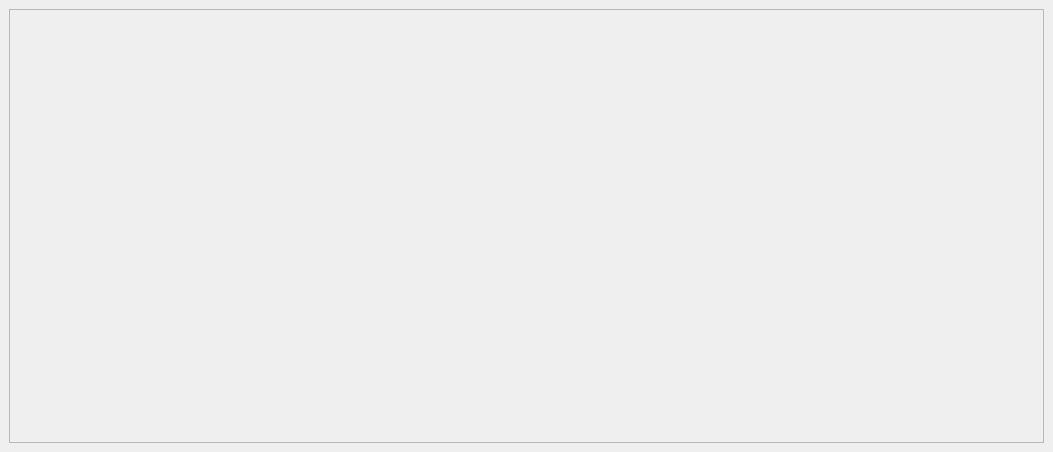
Qt form batchview.ui (3d4pi/yafdb-validator) before a commit.
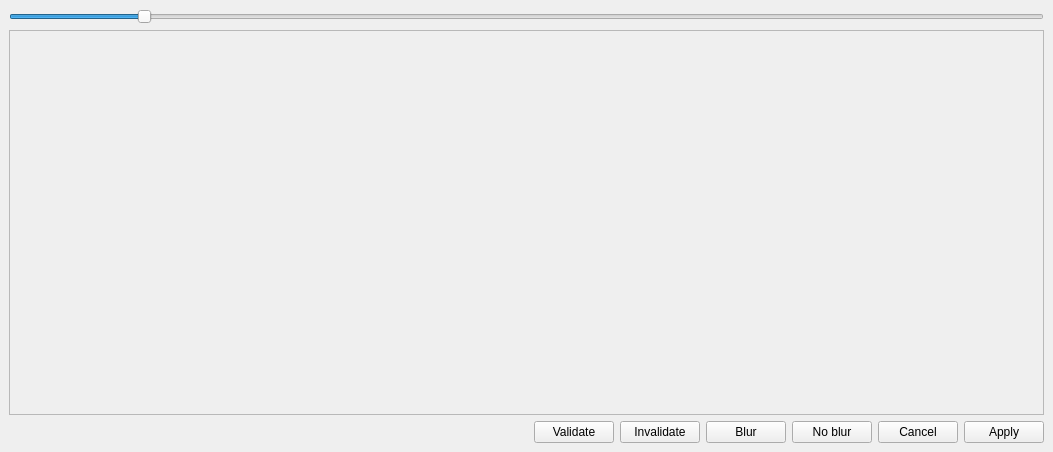
The same form after that commit.

Commit message: Added setSize function to ObjectItem Added point2 and point3 to ObjectRect Added types.h struct container Added action buttons to batch validate window Optimisations

Diff of the .ui file:
```diff
--- a/batchview.ui
+++ b/batchview.ui
@@ -15,7 +15,62 @@
   </property>
   <widget class="QWidget" name="centralwidget">
    <layout class="QGridLayout" name="gridLayout">
-    <item row="0" column="0">
+    <item row="2" column="2">
+     <widget class="QPushButton" name="InvalidateButton">
+      <property name="text">
+       <string>Invalidate</string>
+      </property>
+     </widget>
+    </item>
+    <item row="2" column="4">
+     <widget class="QPushButton" name="NoBlurButton">
+      <property name="text">
+       <string>No blur</string>
+      </property>
+     </widget>
+    </item>
+    <item row="2" column="6">
+     <widget class="QPushButton" name="ApplyButton">
+      <property name="text">
+       <string>Apply</string>
+      </property>
+     </widget>
+    </item>
+    <item row="2" column="5">
+     <widget class="QPushButton" name="CancelButton">
+      <property name="text">
+       <string>Cancel</string>
+      </property>
+     </widget>
+    </item>
+    <item row="2" column="1">
+     <widget class="QPushButton" name="ValidateButton">
+      <property name="text">
+       <string>Validate</string>
+      </property>
+     </widget>
+    </item>
+    <item row="2" column="3">
+     <widget class="QPushButton" name="BlurButton">
+      <property name="text">
+       <string>Blur</string>
+      </property>
+     </widget>
+    </item>
+    <item row="2" column="0">
+     <spacer name="horizontalSpacer">
+      <property name="orientation">
+       <enum>Qt::Horizontal</enum>
+      </property>
+      <property name="sizeHint" stdset="0">
+       <size>
+        <width>40</width>
+        <height>20</height>
+       </size>
+      </property>
+     </spacer>
+    </item>
+    <item row="1" column="0" colspan="7">
      <widget class="QScrollArea" name="scrollArea">
       <property name="widgetResizable">
        <bool>true</bool>
@@ -26,12 +81,25 @@
          <x>0</x>
          <y>0</y>
          <width>1033</width>
-         <height>432</height>
+         <height>369</height>
         </rect>
        </property>
       </widget>
      </widget>
     </item>
+    <item row="0" column="0" colspan="7">
+     <widget class="QSlider" name="horizontalSlider">
+      <property name="maximum">
+       <number>1024</number>
+      </property>
+      <property name="value">
+       <number>128</number>
+      </property>
+      <property name="orientation">
+       <enum>Qt::Horizontal</enum>
+      </property>
+     </widget>
+    </item>
    </layout>
   </widget>
  </widget>
```
Left out of the diff: 2 changed lines with no effect on the pictures. The commit also changes 15 other files.
